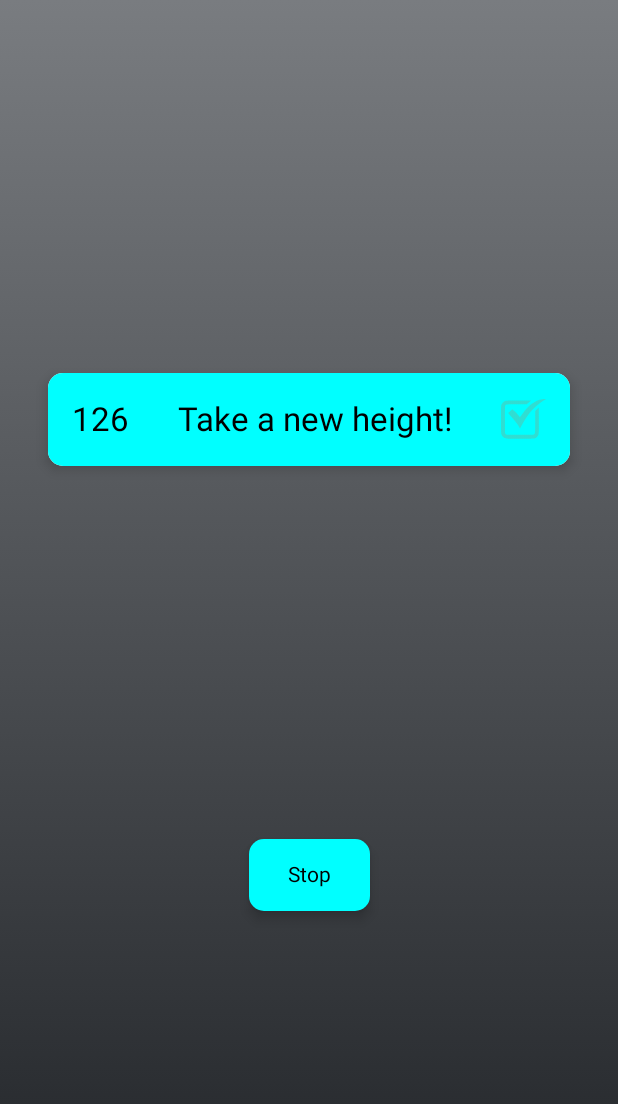
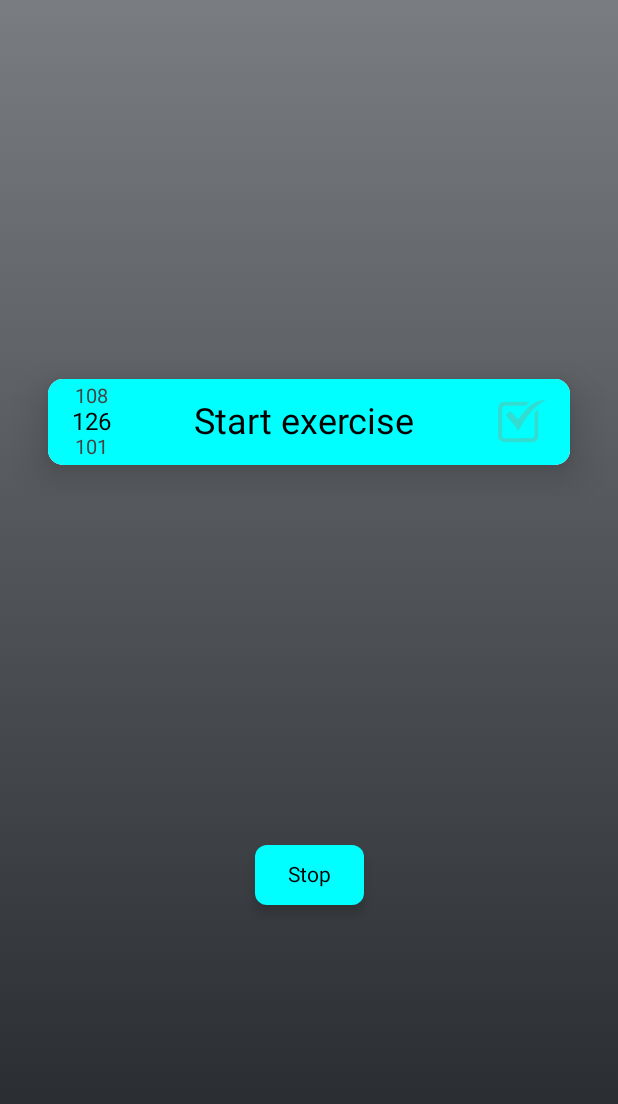
Before and after one commit to MargaritaBespalova/Shorts, an Android app built with Jetpack Compose: the screen it shows after launch (MainActivity), on a phone screen of 412 x 824 dp. Shown: the top 1104 px of the screen. Run offline under Robolectric (Android 15) with nearby library versions, the phone set to English and light mode, and no system bars.

Commit message:
changed show time

```diff
--- a/app/src/main/java/com/example/shorts/MainActivity.kt
+++ b/app/src/main/java/com/example/shorts/MainActivity.kt
@@ -1,16 +1,18 @@
 package com.example.shorts
 
 import android.os.Bundle
+import android.os.Handler
+import android.os.Looper
+import android.util.Log
 import androidx.activity.ComponentActivity
 import androidx.activity.compose.setContent
 import androidx.compose.foundation.Image
 import androidx.compose.foundation.background
-import androidx.compose.foundation.interaction.DragInteraction
+import androidx.compose.foundation.clickable
 import androidx.compose.foundation.layout.Arrangement
 import androidx.compose.foundation.layout.Box
 import androidx.compose.foundation.layout.Column
 import androidx.compose.foundation.layout.Row
-import androidx.compose.foundation.layout.fillMaxHeight
 import androidx.compose.foundation.layout.fillMaxSize
 import androidx.compose.foundation.layout.fillMaxWidth
 import androidx.compose.foundation.layout.padding
@@ -19,20 +21,23 @@ import androidx.compose.foundation.shape.RoundedCornerShape
 import androidx.compose.material.Card
 import androidx.compose.material.Text
 import androidx.compose.runtime.Composable
+import androidx.compose.runtime.LaunchedEffect
+import androidx.compose.runtime.MutableState
+import androidx.compose.runtime.mutableStateOf
+import androidx.compose.runtime.remember
 import androidx.compose.ui.Alignment
 import androidx.compose.ui.Modifier
-import androidx.compose.ui.draw.clip
 import androidx.compose.ui.draw.paint
 import androidx.compose.ui.graphics.Color
-import androidx.compose.ui.graphics.RectangleShape
 import androidx.compose.ui.layout.ContentScale
 import androidx.compose.ui.res.painterResource
-import androidx.compose.ui.tooling.preview.Preview
-import androidx.compose.ui.tooling.preview.PreviewParameter
 import androidx.compose.ui.unit.dp
 import androidx.compose.ui.unit.sp
+import kotlinx.coroutines.delay
 
 class MainActivity : ComponentActivity() {
+
+    private val handler = Handler(Looper.getMainLooper())
     override fun onCreate(savedInstanceState: Bundle?) {
         super.onCreate(savedInstanceState)
         setContent {
@@ -46,36 +51,58 @@ class MainActivity : ComponentActivity() {
                 verticalArrangement = Arrangement.SpaceEvenly,
                 horizontalAlignment = Alignment.CenterHorizontally
             ) {
-                StartItem("126", "Take a new height!")
+                StartItem(handler)
                 StopItem()
             }
         }
+
     }
 }
 
 //@Preview(showBackground = true)
 @Composable
-private fun StartItem(time: String, exercise: String) {
+private fun StartItem(handler: Handler) {
+    val current = remember { mutableStateOf(126) }
+    val previous = remember { mutableStateOf(108) }
+    val oldest = remember { mutableStateOf(101) }
+    val isFirstUpdate = remember { mutableStateOf(false) }
+
+
+
+
     Card(
         modifier = Modifier
-            .padding(32.dp),
+            .padding(32.dp)
+            .clickable {
+                if (isFirstUpdate.value) {
+                    isFirstUpdate.value = false
+                    ++current.value
+                }
+            },
         shape = RoundedCornerShape(10.dp),
-        elevation = 5.dp,
+        elevation = 15.dp,
     ) {
         Box(modifier = Modifier.background(Color.Cyan)) {
             Row(
                 modifier = Modifier
                     .fillMaxWidth()
-                    .padding(16.dp),
+                    .padding(start = 16.dp, top = 4.dp, end = 16.dp, bottom = 4.dp),
                 horizontalArrangement = Arrangement.SpaceBetween,
                 verticalAlignment = Alignment.CenterVertically
             ) {
-                Text(text = time, fontSize = 22.sp)
-                Text(text = exercise, fontSize = 22.sp)
+                Column(
+                    verticalArrangement = Arrangement.SpaceBetween,
+                    horizontalAlignment = Alignment.CenterHorizontally
+                ) {
+                    Text(text = "${previous.value}", color = Color.DarkGray, fontSize = 13.sp)
+                    Text(text = "${current.value}", fontSize = 16.sp)
+                    Text(text = "${oldest.value}", color = Color.DarkGray, fontSize = 13.sp)
+                }
+                Text(text = "Start exercise", fontSize = 24.sp)
                 Image(
                     painter = painterResource(id = R.drawable.checked),
                     contentDescription = "check",
-                    modifier = Modifier.size(30.dp),
+                    modifier = Modifier.size(32.dp),
                     alignment = Alignment.CenterEnd,
                 )
             }
@@ -84,16 +111,17 @@ private fun StartItem(time: String, exercise: String) {
     }
 }
 
+
 @Composable
 private fun StopItem() {
     Card(
-        shape = RoundedCornerShape(10.dp),
+        shape = RoundedCornerShape(8.dp),
         backgroundColor = Color.Cyan,
         elevation = 5.dp,
     ) {
         Text(
-            text = "   Stop   ",
-            modifier = Modifier.padding(16.dp)
+            text = "Stop",
+            modifier = Modifier.padding(start = 22.dp, top = 12.dp, end = 22.dp, bottom = 12.dp)
         )
     }
 }
```
